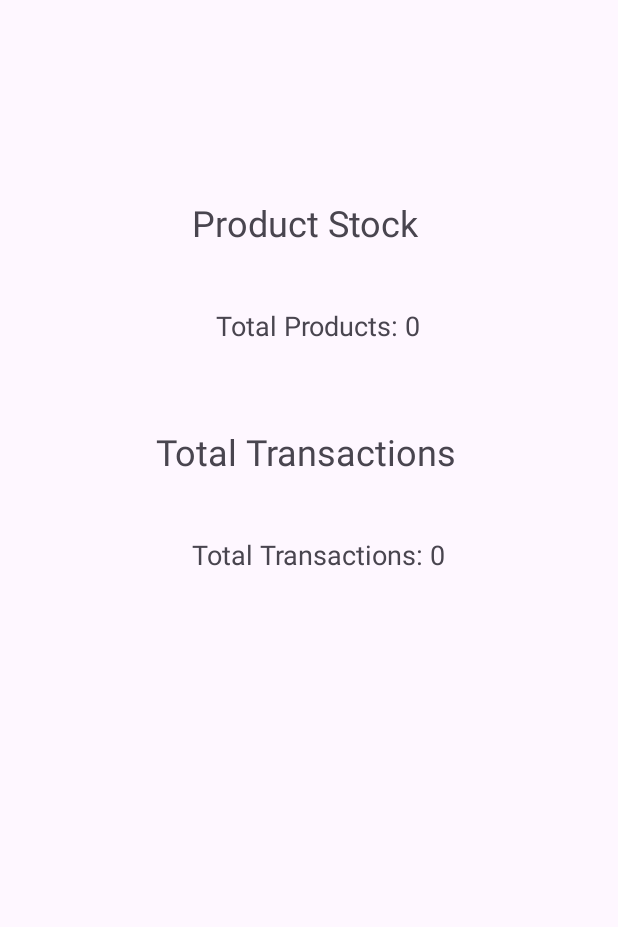
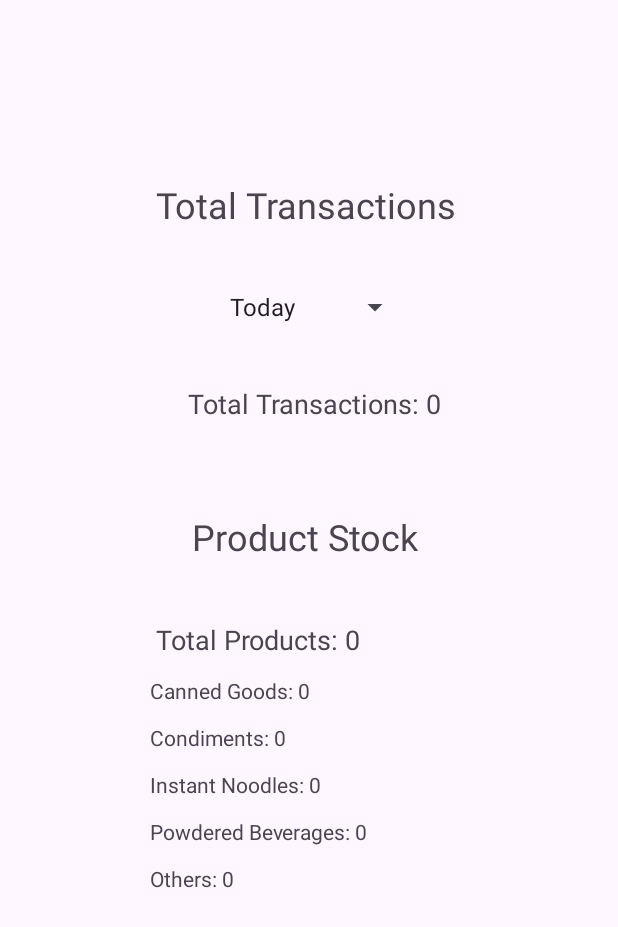
Before and after one commit to Fr4nzy/SariSariStore-CNN, an Android app: the ReviewProducts screen opened directly, with no data from a screen before it, on a phone screen of 412 x 824 dp. Shown: the top 927 px of the screen. Run offline under Robolectric (Android 15) with nearby library versions, the phone set to English and light mode, and no system bars; our stand-ins replace Firebase (no records; nobody signed in at launch, a user with empty details on screens opened directly).

Commit message:
Upgraded the Review Feature in the Manage Products Activity.

```diff
--- a/app/src/main/java/org/lu/sarisaristorepos/ReviewProducts.java
+++ b/app/src/main/java/org/lu/sarisaristorepos/ReviewProducts.java
@@ -1,17 +1,21 @@
 package org.lu.sarisaristorepos;
 
-import androidx.appcompat.app.AppCompatActivity;
 import android.os.Bundle;
 import android.util.Log;
+import android.view.View;
+import android.widget.AdapterView;
+import android.widget.ArrayAdapter;
+import android.widget.Spinner;
 import android.widget.TextView;
-
+import androidx.appcompat.app.AppCompatActivity;
 import com.google.android.gms.tasks.Task;
 import com.google.android.gms.tasks.Tasks;
 import com.google.firebase.firestore.DocumentChange;
 import com.google.firebase.firestore.FirebaseFirestore;
 import com.google.firebase.firestore.QuerySnapshot;
-
 import java.util.ArrayList;
+import java.util.Calendar;
+import java.util.Date;
 import java.util.HashSet;
 import java.util.List;
 import java.util.Set;
@@ -22,6 +26,9 @@ public class ReviewProducts extends AppCompatActivity {
     private TextView totalProductsTextView;
     private TextView totalTransactionsTextView;
     private FirebaseFirestore db;
+    private String selectedTimePeriod = "Today";
+    private List<TextView> categoryTextViews;
+
 
     @Override
     protected void onCreate(Bundle savedInstanceState) {
@@ -33,7 +40,43 @@ public class ReviewProducts extends AppCompatActivity {
 
         db = FirebaseFirestore.getInstance();
 
-        // Call the method to fetch and display total products and transactions
+        categoryTextViews = new ArrayList<>();
+        categoryTextViews.add(findViewById(R.id.totalProductsCannedGoods));
+        categoryTextViews.add(findViewById(R.id.totalProductsCondiments));
+        categoryTextViews.add(findViewById(R.id.totalProductsInstantNoodles));
+        categoryTextViews.add(findViewById(R.id.totalProductsPowderedBeverages));
+        categoryTextViews.add(findViewById(R.id.totalProductsOthers));
+
+        Spinner timePeriodSpinner = findViewById(R.id.timePeriodSpinner);
+
+        // Create an ArrayAdapter using the string array and a default spinner layout
+        ArrayAdapter<CharSequence> adapter = ArrayAdapter.createFromResource(this,
+                R.array.time_periods_array, android.R.layout.simple_spinner_item);
+
+        // Specify the layout to use when the list of choices appears
+        adapter.setDropDownViewResource(android.R.layout.simple_spinner_dropdown_item);
+
+        // Apply the adapter to the spinner
+        timePeriodSpinner.setAdapter(adapter);
+
+        // Inside onCreate or where you set up your Spinner
+        timePeriodSpinner.setOnItemSelectedListener(new AdapterView.OnItemSelectedListener() {
+            @Override
+            public void onItemSelected(AdapterView<?> adapterView, View view, int position, long id) {
+                // Get the selected item from the Spinner
+                selectedTimePeriod = adapterView.getItemAtPosition(position).toString();
+
+                // Call the displayTotalProductsAndTransactions method to update the UI based on the selected time period
+                displayTotalProductsAndTransactions();
+            }
+
+            @Override
+            public void onNothingSelected(AdapterView<?> adapterView) {
+                // Handle the case where nothing is selected, if needed
+            }
+        });
+
+        // Call the displayTotalProductsAndTransactions method to show the data for "Today" by default
         displayTotalProductsAndTransactions();
     }
 
@@ -56,27 +99,56 @@ public class ReviewProducts extends AppCompatActivity {
 
         Tasks.whenAllSuccess(tasks).addOnSuccessListener(querySnapshotsList -> {
             // Iterate through each query snapshot list and update product count
-            for (Object querySnapshots : querySnapshotsList) {
-                if (querySnapshots instanceof QuerySnapshot) {
-                    QuerySnapshot snapshot = (QuerySnapshot) querySnapshots;
-                    totalProducts.addAndGet(snapshot.size());
-                }
+            for (int i = 0; i < querySnapshotsList.size(); i++) {
+                QuerySnapshot snapshot = (QuerySnapshot) querySnapshotsList.get(i);
+                int categoryCount = snapshot.size();
+                totalProducts.addAndGet(categoryCount);
+                updateTotalProductsTextView(i, categoryCount);
             }
 
-            // Create a new task to get the transaction count
-            Task<QuerySnapshot> transactionTask = db.collection("transactions").get();
-            transactionTask.addOnSuccessListener(transactionSnapshot -> {
-                totalTransactions.set(getTransactionCount(transactionSnapshot));
+            // Check the selected time period
+            if ("Today".equals(selectedTimePeriod) || "This Week".equals(selectedTimePeriod)) {
+                // Calculate the start date for the past 7 days
+                Calendar calendar = Calendar.getInstance();
+                calendar.add(Calendar.DAY_OF_YEAR, -7);
+                Date sevenDaysAgo = calendar.getTime();
 
-                // Display the total number of products and transactions
-                totalProductsTextView.setText(getString(R.string.total_products_label, totalProducts.get()));
-                totalTransactionsTextView.setText(getString(R.string.total_transactions_label, totalTransactions.get()));
+                // Create a new task to get the total transaction count for the past 7 days
+                Task<QuerySnapshot> transactionTask = db.collection("transactions")
+                        .whereGreaterThanOrEqualTo("date", sevenDaysAgo)
+                        .get();
 
+                transactionTask.addOnSuccessListener(transactionSnapshot -> {
+                    totalTransactions.set(getTransactionCount(transactionSnapshot));
 
-            }).addOnFailureListener(e -> Log.e("ReviewProducts", "Error getting transactions", e));
+                    // Add these log statements
+                    Log.d("ReviewProducts", "Total Products: " + totalProducts.get());
+                    Log.d("ReviewProducts", "Total Transactions: " + totalTransactions.get());
+
+                    // Display the total number of products and transactions
+                    totalProductsTextView.setText(getString(R.string.total_products_label, totalProducts.get()));
+                    totalTransactionsTextView.setText(getString(R.string.total_transactions_label, totalTransactions.get()));
+                }).addOnFailureListener(e -> Log.e("ReviewProducts", "Error getting transactions", e));
+            } else {
+                // If the selected time period is not "Today" or "This Week," clear the total transactions TextView
+                totalTransactionsTextView.setText("");
+            }
         }).addOnFailureListener(e -> Log.e("ReviewProducts", "Error getting products", e));
     }
 
+
+    private void updateTotalProductsTextView(int index, int count) {
+        if (index < categoryTextViews.size()) {
+            TextView categoryTextView = categoryTextViews.get(index);
+
+            // Get the category name based on the index
+            String[] categoryNames = {"Canned Goods", "Condiments", "Instant Noodles", "Powdered Beverages", "Others"};
+            String categoryName = categoryNames[index];
+
+            // Set the text to display the category name and count
+            categoryTextView.setText(getString(R.string.category_count_label, categoryName, count));
+        }
+    }
 
     private int getTransactionCount(QuerySnapshot snapshot) {
         Log.d("TransactionCountDebug", "DocumentChanges count: " + snapshot.getDocumentChanges().size());
@@ -109,7 +181,4 @@ public class ReviewProducts extends AppCompatActivity {
 
         return count;
     }
-
-
-
 }
--- a/app/src/main/res/layout/activity_review_products.xml
+++ b/app/src/main/res/layout/activity_review_products.xml
@@ -4,15 +4,17 @@
     xmlns:tools="http://schemas.android.com/tools"
     android:layout_width="match_parent"
     android:layout_height="match_parent"
-    tools:context=".ReviewProducts">
+    tools:context=".ReviewProducts"
+    tools:layout_editor_absoluteX="-40dp"
+    tools:layout_editor_absoluteY="0dp">
 
     <TextView
         android:id="@+id/totalProducts"
         android:layout_width="wrap_content"
         android:layout_height="wrap_content"
-        android:layout_marginStart="144dp"
+        android:layout_marginStart="104dp"
         android:layout_marginTop="40dp"
-        android:hint="Total Products"
+        android:hint="@string/total_products_label"
         android:textSize="18sp"
         app:layout_constraintStart_toStartOf="parent"
         app:layout_constraintTop_toBottomOf="@+id/tpLabel" />
@@ -21,32 +23,94 @@
         android:id="@+id/totalTransactions"
         android:layout_width="wrap_content"
         android:layout_height="wrap_content"
-        android:layout_marginStart="128dp"
+        android:layout_marginStart="125dp"
         android:layout_marginTop="40dp"
-        android:hint="Total Transactions"
+        android:hint="@string/total_transactions_lbl"
         android:textSize="18sp"
         app:layout_constraintStart_toStartOf="parent"
-        app:layout_constraintTop_toBottomOf="@+id/ttLabel" />
+        app:layout_constraintTop_toBottomOf="@+id/timePeriodSpinner" />
 
     <TextView
         android:id="@+id/tpLabel"
         android:layout_width="wrap_content"
         android:layout_height="wrap_content"
         android:layout_marginStart="128dp"
-        android:layout_marginTop="132dp"
-        android:text="Product Stock"
+        android:layout_marginTop="60dp"
+        android:text="@string/product_stock_lbl"
         android:textSize="24sp"
         app:layout_constraintStart_toStartOf="parent"
-        app:layout_constraintTop_toTopOf="parent" />
+        app:layout_constraintTop_toBottomOf="@+id/totalTransactions" />
 
     <TextView
         android:id="@+id/ttLabel"
         android:layout_width="wrap_content"
         android:layout_height="wrap_content"
         android:layout_marginStart="104dp"
-        android:layout_marginTop="55dp"
-        android:text="Total Transactions"
+        android:layout_marginTop="120dp"
+        android:text="@string/total_transactions"
         android:textSize="24sp"
         app:layout_constraintStart_toStartOf="parent"
+        app:layout_constraintTop_toTopOf="parent" />
+
+    <TextView
+        android:id="@+id/totalProductsCannedGoods"
+        android:layout_width="wrap_content"
+        android:layout_height="wrap_content"
+        android:layout_marginStart="100dp"
+        android:layout_marginTop="12dp"
+        android:hint="@string/total_canned_goods"
+        app:layout_constraintStart_toStartOf="parent"
         app:layout_constraintTop_toBottomOf="@+id/totalProducts" />
+
+    <TextView
+        android:id="@+id/totalProductsCondiments"
+        android:layout_width="wrap_content"
+        android:layout_height="wrap_content"
+        android:layout_marginStart="100dp"
+        android:layout_marginTop="12dp"
+        android:hint="@string/total_condiments"
+        app:layout_constraintStart_toStartOf="parent"
+        app:layout_constraintTop_toBottomOf="@+id/totalProductsCannedGoods" />
+
+    <TextView
+        android:id="@+id/totalProductsInstantNoodles"
+        android:layout_width="wrap_content"
+        android:layout_height="wrap_content"
+        android:layout_marginStart="100dp"
+        android:layout_marginTop="12dp"
+        android:hint="@string/instant_noodles"
+        app:layout_constraintStart_toStartOf="parent"
+        app:layout_constraintTop_toBottomOf="@+id/totalProductsCondiments" />
+
+    <TextView
+        android:id="@+id/totalProductsPowderedBeverages"
+        android:layout_width="wrap_content"
+        android:layout_height="wrap_content"
+        android:layout_marginStart="100dp"
+        android:layout_marginTop="12dp"
+        android:hint="@string/powdered_beverages"
+        app:layout_constraintStart_toStartOf="parent"
+        app:layout_constraintTop_toBottomOf="@+id/totalProductsInstantNoodles" />
+
+    <TextView
+        android:id="@+id/totalProductsOthers"
+        android:layout_width="wrap_content"
+        android:layout_height="wrap_content"
+        android:layout_marginStart="100dp"
+        android:layout_marginTop="12dp"
+        android:hint="@string/others"
+        app:layout_constraintStart_toStartOf="parent"
+        app:layout_constraintTop_toBottomOf="@+id/totalProductsPowderedBeverages" />
+
+    <Spinner
+        android:id="@+id/timePeriodSpinner"
+        android:layout_width="150dp"
+        android:layout_height="wrap_content"
+        android:layout_marginStart="124dp"
+        android:layout_marginTop="40dp"
+        android:textAlignment="center"
+        app:layout_constraintStart_toStartOf="parent"
+        app:layout_constraintTop_toBottomOf="@+id/ttLabel"
+        tools:ignore="TouchTargetSizeCheck" />
+
 </androidx.constraintlayout.widget.ConstraintLayout>
--- a/app/src/main/res/values-night/strings.xml
+++ b/app/src/main/res/values-night/strings.xml
@@ -18,4 +18,11 @@
     <string name="enter_email">Please Enter you Email Address</string>
     <string name="timer_expired">Code is Expired</string>
     <string name="invalid_recovery_code">Code Invalid</string>
+    <string name="total_canned_goods">Total Canned Goods</string>
+    <string name="total_condiments">Total Condiments</string>
+    <string name="powdered_beverages">Powdered Beverages</string>
+    <string name="others">Others</string>
+    <string name="total_transactions">Total Transactions</string>
+    <string name="product_stock_lbl">Product Stock</string>
+    <string name="total_transactions_lbl">Total Transactions</string>
 </resources>
--- a/app/src/main/res/values/strings.xml
+++ b/app/src/main/res/values/strings.xml
@@ -6,6 +6,11 @@
         <item>Powdered Beverages</item>
         <item>Instant Noodles</item>
         <item>Others</item>
+    </string-array>
+
+    <string-array name="time_periods_array">
+        <item>Today</item>
+        <item>This Week</item>
     </string-array>
 
     <string name="total_cost_label">Total Cost: ₱%.2f</string>
@@ -48,6 +53,15 @@
     <string name="enter_email">Please Enter you Email Address</string>
     <string name="timer_expired">Code is Expired</string>
     <string name="invalid_recovery_code">Code Invalid</string>
+    <string name="total_canned_goods">Total Canned Goods</string>
+    <string name="total_condiments">Total Condiments</string>
+    <string name="instant_noodles">Instant Noodles</string>
+    <string name="powdered_beverages">Powdered Beverages</string>
+    <string name="others">Others</string>
+    <string name="total_transactions">Total Transactions</string>
+    <string name="product_stock_lbl">Product Stock</string>
+    <string name="total_transactions_lbl">Total Transactions</string>
+    <string name="category_count_label">%s: %d</string>
 
 
 </resources>
```
